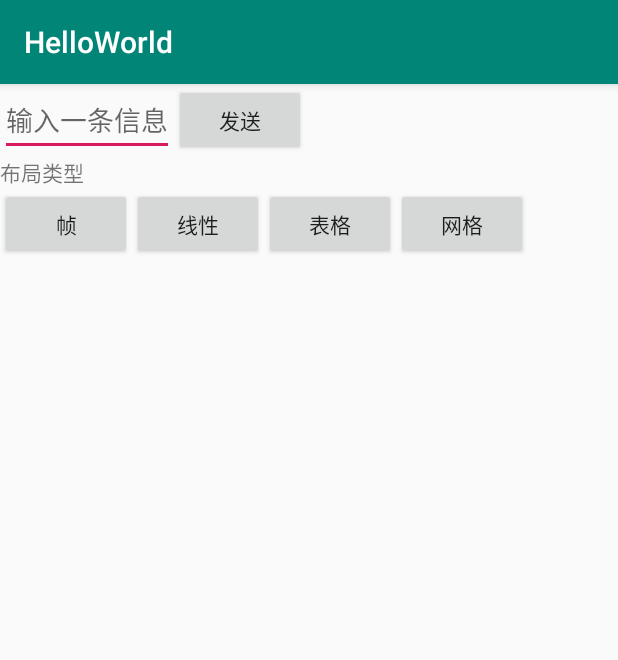
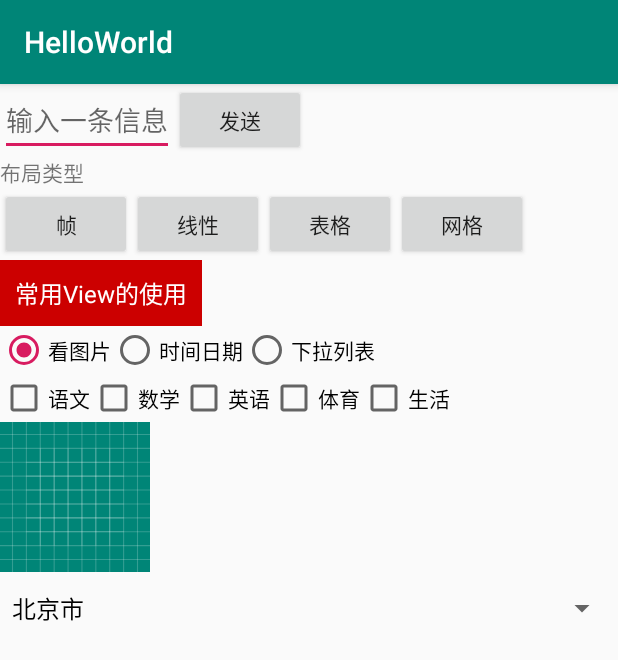
Before and after one commit to DavidJi80/AndroidHelloWorld, an Android app: the screen it shows after launch (MainActivity), on a phone screen of 412 x 824 dp. Shown: the top 660 px of the screen. Run offline under Robolectric (Android 15) with nearby library versions, the phone set to English and light mode, and no system bars.

Commit message:
Android：常用View的使用

```diff
--- a/app/src/main/AndroidManifest.xml
+++ b/app/src/main/AndroidManifest.xml
@@ -20,6 +20,7 @@
         <activity android:name=".LinearLayoutActivity"></activity>
         <activity android:name=".TabIeLayoutActivity"></activity>
         <activity android:name=".GridLayoutActivity"></activity>
+        <activity android:name=".DatePickerActivity"></activity>
     </application>
 
 </manifest>
--- a/app/src/main/java/com/github/davidji80/helloworld/MainActivity.java
+++ b/app/src/main/java/com/github/davidji80/helloworld/MainActivity.java
@@ -4,7 +4,12 @@ import android.content.Intent;
 import android.support.v7.app.AppCompatActivity;
 import android.os.Bundle;
 import android.view.View;
+import android.widget.ArrayAdapter;
 import android.widget.EditText;
+import android.widget.Spinner;
+import android.widget.Toast;
+
+import java.util.ArrayList;
 
 public class MainActivity extends AppCompatActivity {
 
@@ -12,44 +17,73 @@ public class MainActivity extends AppCompatActivity {
     protected void onCreate(Bundle savedInstanceState) {
         super.onCreate(savedInstanceState);
         setContentView(R.layout.activity_main);
+        find_and_modify_view();
     }
 
-    public void sendMessage(View view){
+    public void sendMessage(View view) {
         Intent intent = new Intent();
-        intent.setClass(MainActivity.this,DisplayMessageActivity.class);
-        EditText editText=(EditText)findViewById(R.id.edit_message);
-        String message=editText.getText().toString();
-        intent.putExtra("EXTRA_MESSAGE",message);
+        intent.setClass(MainActivity.this, DisplayMessageActivity.class);
+        EditText editText = (EditText) findViewById(R.id.edit_message);
+        String message = editText.getText().toString();
+        intent.putExtra("EXTRA_MESSAGE", message);
         startActivity(intent);
     }
 
-    public void btnFrameClick(View view){
+    public void btnFrameClick(View view) {
         Intent intent = new Intent();
-        intent.setClass(MainActivity.this,FrameLayoutActivity.class);
+        intent.setClass(MainActivity.this, FrameLayoutActivity.class);
         startActivity(intent);
     }
 
-    public void btnLinearClick(View view){
+    public void btnLinearClick(View view) {
         Intent intent = new Intent();
-        intent.setClass(MainActivity.this,LinearLayoutActivity.class);
+        intent.setClass(MainActivity.this, LinearLayoutActivity.class);
         startActivity(intent);
     }
 
-    public void btnTableClick(View view){
+    public void btnTableClick(View view) {
         Intent intent = new Intent();
-        intent.setClass(MainActivity.this,TabIeLayoutActivity.class);
+        intent.setClass(MainActivity.this, TabIeLayoutActivity.class);
         startActivity(intent);
     }
 
-    public void btnGridClick(View view){
+    public void btnGridClick(View view) {
         Intent intent = new Intent();
-        intent.setClass(MainActivity.this,GridLayoutActivity.class);
+        intent.setClass(MainActivity.this, GridLayoutActivity.class);
         startActivity(intent);
     }
 
+    public void rbClick(View view) {
+        int id = view.getId();
+        switch (id) {
+            case R.id.rb1:
+                Toast.makeText(getApplicationContext(), "点击了看图片 ", Toast.LENGTH_SHORT).show();
+                break;
+            case R.id.rb2:
+                Toast.makeText(getApplicationContext(), "点击了日期时间", Toast.LENGTH_SHORT).show();
+                Intent intent = new Intent();
+                intent.setClass(MainActivity.this, DatePickerActivity.class);
+                startActivity(intent);
+                break;
+            case R.id.rb3:
+                Toast.makeText(getApplicationContext(), "点击了下拉列表", Toast.LENGTH_SHORT).show();
+                break;
+            default:
+                break;
+        }
+    }
 
-
-
+    private void find_and_modify_view() {
+        String[] mProvinces = {"北京市", "上海市", "天津市", "重庆市", "江苏省"};
+        Spinner spinner = (Spinner) findViewById(R.id.spinner);
+        ArrayList arrayList = new ArrayList<String>();
+        for (int i = 0; i < mProvinces.length; i++) {
+            arrayList.add(mProvinces[i]);
+        }
+        ArrayAdapter arrayAdapter = new ArrayAdapter<String>(this, android.R.layout.simple_spinner_dropdown_item, arrayList);
+        arrayAdapter.setDropDownViewResource(android.R.layout.simple_spinner_dropdown_item);
+        spinner.setAdapter(arrayAdapter);
+    }
 
 
 }
--- a/app/src/main/res/layout/activity_main.xml
+++ b/app/src/main/res/layout/activity_main.xml
@@ -10,11 +10,12 @@
 
     <EditText
         android:id="@+id/edit_message"
-        android:layout_width="wrap_content" android:inputType=""
+        android:layout_width="wrap_content"
         android:layout_height="wrap_content"
         android:layout_alignParentLeft="true"
         android:layout_alignParentTop="true"
-        android:hint="@string/edit_message" />
+        android:hint="@string/edit_message"
+        android:inputType="" />
 
     <Button
         android:layout_width="wrap_content"
@@ -73,4 +74,98 @@
         android:layout_toRightOf="@+id/btnTable"
         android:onClick="btnGridClick"
         android:text="网格" />
+
+    <TextView
+        android:id="@+id/tv1"
+        android:layout_width="wrap_content"
+        android:layout_height="wrap_content"
+        android:layout_below="@+id/btnFrame"
+        android:layout_alignLeft="@+id/btnFrame"
+        android:layout_gravity="center"
+        android:background="#cc0000"
+        android:padding="10dip"
+        android:text="常用View的使用"
+        android:textColor="#ffffff"
+        android:textSize="16sp" />
+
+    <RadioGroup
+        android:id="@+id/rg1"
+        android:layout_width="wrap_content"
+        android:layout_height="wrap_content"
+        android:layout_below="@+id/tv1"
+        android:layout_alignLeft="@+id/tv1"
+        android:orientation="horizontal">
+
+        <RadioButton
+            android:id="@+id/rb1"
+            android:layout_width="wrap_content"
+            android:layout_height="wrap_content"
+            android:checked="true"
+            android:onClick="rbClick"
+            android:text="看图片" />
+
+        <RadioButton
+            android:id="@+id/rb2"
+            android:layout_width="wrap_content"
+            android:layout_height="wrap_content"
+            android:onClick="rbClick"
+            android:text="时间日期" />
+
+        <RadioButton
+            android:id="@+id/rb3"
+            android:layout_width="wrap_content"
+            android:layout_height="wrap_content"
+            android:onClick="rbClick"
+            android:text="下拉列表" />
+    </RadioGroup>
+
+    <LinearLayout
+        android:id="@+id/ll1"
+        android:layout_width="fill_parent"
+        android:layout_height="wrap_content"
+        android:layout_below="@+id/rg1"
+        android:layout_alignLeft="@+id/rg1">
+
+        <CheckBox
+            android:layout_width="wrap_content"
+            android:layout_height="wrap_content"
+            android:text="语文" />
+
+        <CheckBox
+            android:layout_width="wrap_content"
+            android:layout_height="wrap_content"
+            android:text="数学" />
+
+        <CheckBox
+            android:layout_width="wrap_content"
+            android:layout_height="wrap_content"
+            android:text="英语" />
+
+        <CheckBox
+            android:layout_width="wrap_content"
+            android:layout_height="wrap_content"
+            android:text="体育" />
+
+        <CheckBox
+            android:layout_width="wrap_content"
+            android:layout_height="wrap_content"
+            android:text="生活" />
+    </LinearLayout>
+
+    <ImageView
+        android:id="@+id/iv1"
+        android:layout_width="100dp"
+        android:layout_height="100dp"
+        android:layout_below="@+id/ll1"
+        android:layout_alignLeft="@+id/ll1"
+        android:src="@drawable/ic_launcher_background" />
+
+    <Spinner
+        android:id="@+id/spinner"
+        android:layout_width="match_parent"
+        android:layout_height="wrap_content"
+        android:layout_below="@+id/iv1"
+        android:layout_alignLeft="@+id/iv1"/>
+
+
 </RelativeLayout>
```
Also changed, not shown: app/src/main/java/com/github/davidji80/helloworld/DatePickerActivity.java (added, +12 -0 lines), app/src/main/res/layout/activity_datepicker.xml (added, +23 -0 lines).
